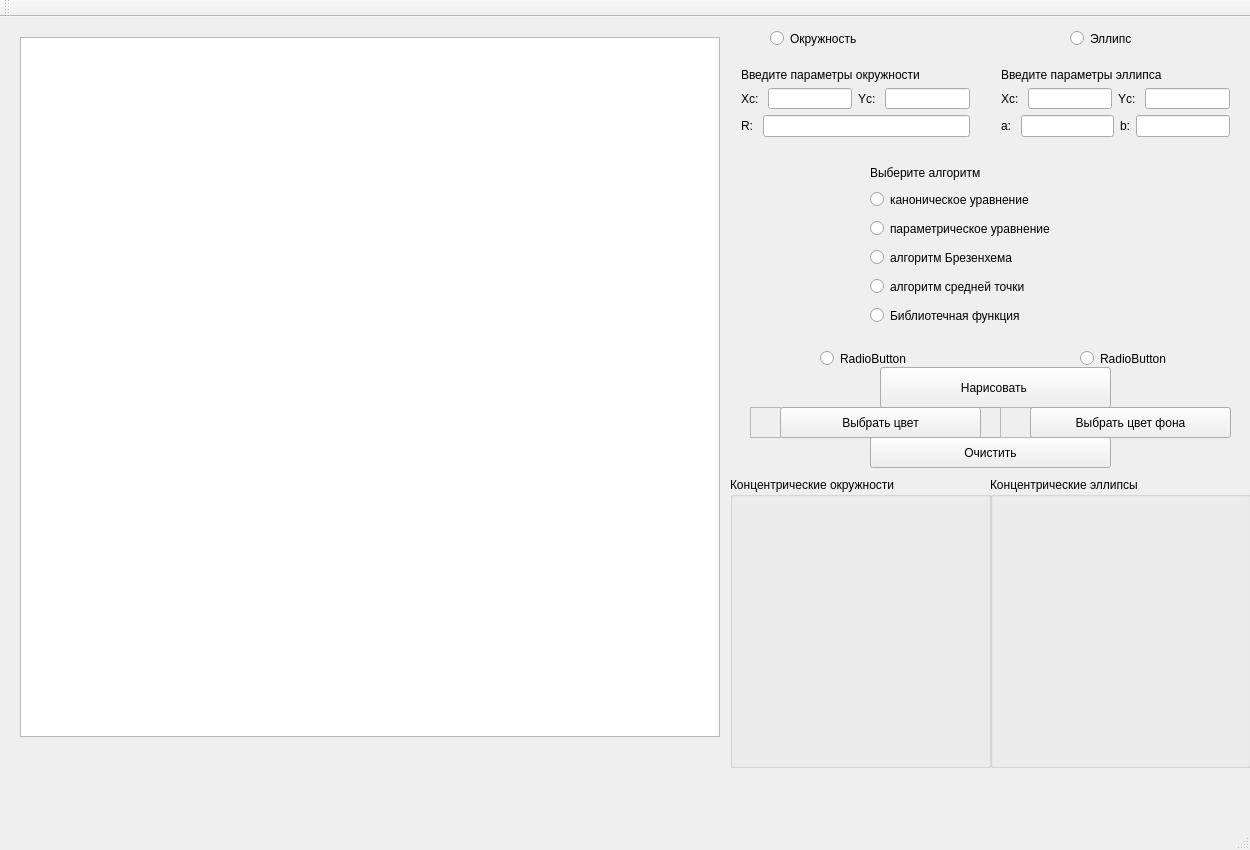
The window that grafics/graf4/mainwindow.ui (ansushina/sem4) describes before a commit, drawn with Qt 5.
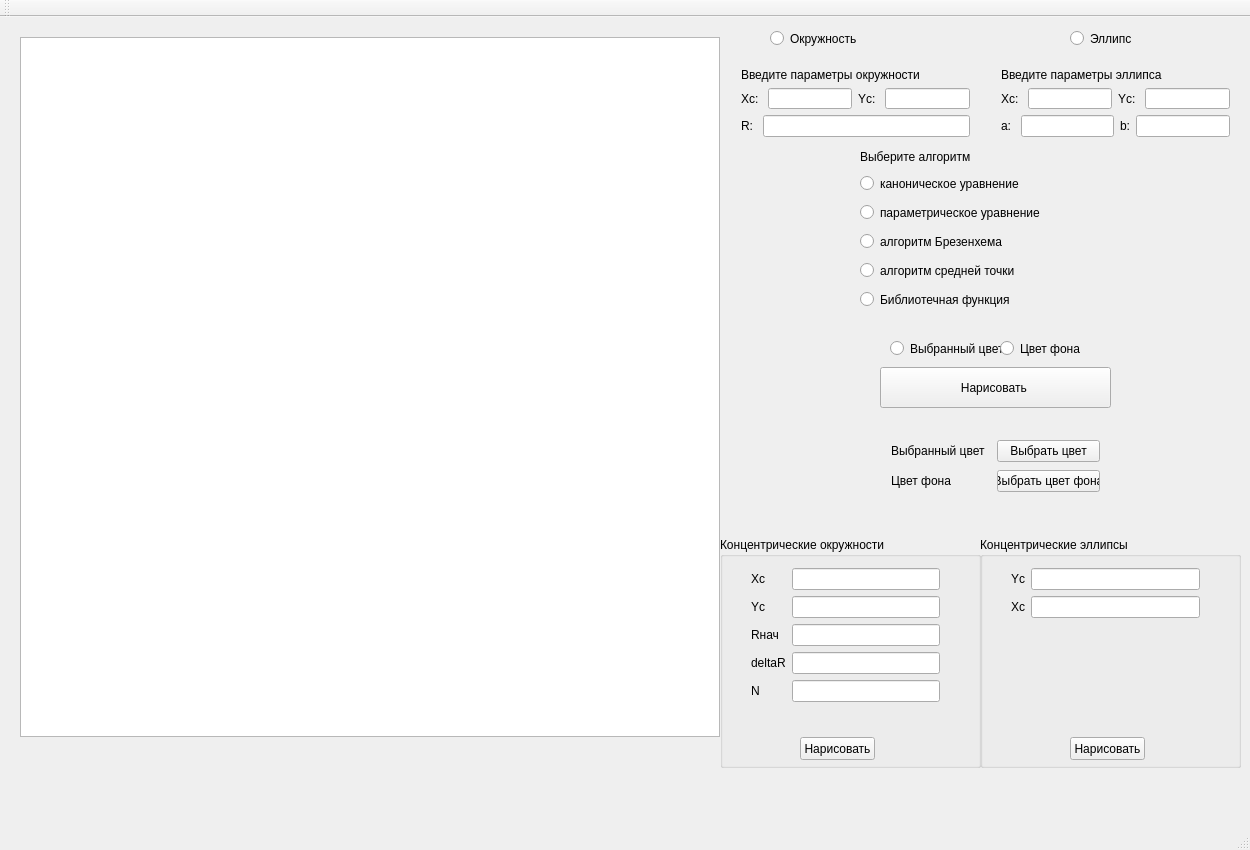
The same window after the commit.

Commit message: trying trying

```diff
--- a/grafics/graf4/mainwindow.ui
+++ b/grafics/graf4/mainwindow.ui
@@ -94,24 +94,11 @@
      <string>Нарисовать </string>
     </property>
    </widget>
-   <widget class="QPushButton" name="clear_button">
-    <property name="geometry">
-     <rect>
-      <x>870</x>
-      <y>420</y>
-      <width>241</width>
-      <height>31</height>
-     </rect>
-    </property>
-    <property name="text">
-     <string>Очистить</string>
-    </property>
-   </widget>
    <widget class="QLabel" name="label_5">
     <property name="geometry">
      <rect>
-      <x>870</x>
-      <y>146</y>
+      <x>860</x>
+      <y>130</y>
       <width>264</width>
       <height>19</height>
      </rect>
@@ -123,8 +110,8 @@
    <widget class="QRadioButton" name="radioButton_5">
     <property name="geometry">
      <rect>
-      <x>870</x>
-      <y>287</y>
+      <x>860</x>
+      <y>271</y>
       <width>264</width>
       <height>23</height>
      </rect>
@@ -139,8 +126,8 @@
    <widget class="QRadioButton" name="radioButton_3">
     <property name="geometry">
      <rect>
-      <x>870</x>
-      <y>229</y>
+      <x>860</x>
+      <y>213</y>
       <width>264</width>
       <height>23</height>
      </rect>
@@ -155,8 +142,8 @@
    <widget class="QRadioButton" name="radioButton_4">
     <property name="geometry">
      <rect>
-      <x>870</x>
-      <y>258</y>
+      <x>860</x>
+      <y>242</y>
       <width>264</width>
       <height>23</height>
      </rect>
@@ -171,8 +158,8 @@
    <widget class="QRadioButton" name="radioButton">
     <property name="geometry">
      <rect>
-      <x>870</x>
-      <y>171</y>
+      <x>860</x>
+      <y>155</y>
       <width>264</width>
       <height>23</height>
      </rect>
@@ -187,8 +174,8 @@
    <widget class="QRadioButton" name="radioButton_2">
     <property name="geometry">
      <rect>
-      <x>870</x>
-      <y>200</y>
+      <x>860</x>
+      <y>184</y>
       <width>264</width>
       <height>23</height>
      </rect>
@@ -299,101 +286,163 @@
      <string notr="true">buttonGroup</string>
     </attribute>
    </widget>
-   <widget class="QFrame" name="frame">
-    <property name="geometry">
-     <rect>
-      <x>750</x>
-      <y>390</y>
-      <width>31</width>
-      <height>31</height>
-     </rect>
-    </property>
-    <property name="frameShape">
-     <enum>QFrame::StyledPanel</enum>
-    </property>
-    <property name="frameShadow">
-     <enum>QFrame::Raised</enum>
-    </property>
-   </widget>
-   <widget class="QFrame" name="frame_2">
-    <property name="geometry">
-     <rect>
-      <x>1000</x>
-      <y>390</y>
-      <width>31</width>
-      <height>31</height>
-     </rect>
-    </property>
-    <property name="frameShape">
-     <enum>QFrame::StyledPanel</enum>
-    </property>
-    <property name="frameShadow">
-     <enum>QFrame::Raised</enum>
-    </property>
-   </widget>
-   <widget class="QPushButton" name="color_button">
-    <property name="geometry">
-     <rect>
-      <x>780</x>
-      <y>390</y>
-      <width>201</width>
-      <height>31</height>
-     </rect>
-    </property>
-    <property name="text">
-     <string>Выбрать цвет</string>
-    </property>
-   </widget>
-   <widget class="QPushButton" name="color_fon_button">
-    <property name="geometry">
-     <rect>
-      <x>1030</x>
-      <y>390</y>
-      <width>201</width>
-      <height>31</height>
-     </rect>
-    </property>
-    <property name="text">
-     <string>Выбрать цвет фона</string>
-    </property>
-   </widget>
    <widget class="QGroupBox" name="groupBox">
     <property name="geometry">
      <rect>
-      <x>730</x>
-      <y>460</y>
+      <x>720</x>
+      <y>520</y>
       <width>261</width>
-      <height>291</height>
+      <height>231</height>
      </rect>
     </property>
     <property name="title">
      <string>Концентрические окружности</string>
     </property>
+    <widget class="QPushButton" name="pushButton">
+     <property name="geometry">
+      <rect>
+       <x>80</x>
+       <y>200</y>
+       <width>75</width>
+       <height>23</height>
+      </rect>
+     </property>
+     <property name="text">
+      <string>Нарисовать</string>
+     </property>
+    </widget>
+    <widget class="QWidget" name="formLayoutWidget">
+     <property name="geometry">
+      <rect>
+       <x>20</x>
+       <y>20</y>
+       <width>211</width>
+       <height>181</height>
+      </rect>
+     </property>
+     <layout class="QFormLayout" name="formLayout">
+      <item row="0" column="0">
+       <widget class="QLabel" name="label_6">
+        <property name="text">
+         <string>Xc</string>
+        </property>
+       </widget>
+      </item>
+      <item row="0" column="1">
+       <widget class="QLineEdit" name="lineEdit"/>
+      </item>
+      <item row="1" column="1">
+       <widget class="QLineEdit" name="lineEdit_2"/>
+      </item>
+      <item row="1" column="0">
+       <widget class="QLabel" name="label_12">
+        <property name="text">
+         <string>Yc</string>
+        </property>
+       </widget>
+      </item>
+      <item row="2" column="1">
+       <widget class="QLineEdit" name="lineEdit_3"/>
+      </item>
+      <item row="2" column="0">
+       <widget class="QLabel" name="label_13">
+        <property name="text">
+         <string>Rнач</string>
+        </property>
+       </widget>
+      </item>
+      <item row="3" column="1">
+       <widget class="QLineEdit" name="lineEdit_4"/>
+      </item>
+      <item row="3" column="0">
+       <widget class="QLabel" name="label_14">
+        <property name="text">
+         <string>deltaR</string>
+        </property>
+       </widget>
+      </item>
+      <item row="4" column="1">
+       <widget class="QLineEdit" name="lineEdit_5"/>
+      </item>
+      <item row="4" column="0">
+       <widget class="QLabel" name="label_15">
+        <property name="text">
+         <string>N</string>
+        </property>
+       </widget>
+      </item>
+     </layout>
+    </widget>
    </widget>
    <widget class="QGroupBox" name="groupBox_2">
     <property name="geometry">
      <rect>
-      <x>990</x>
-      <y>460</y>
+      <x>980</x>
+      <y>520</y>
       <width>261</width>
-      <height>291</height>
+      <height>231</height>
      </rect>
     </property>
     <property name="title">
      <string>Концентрические эллипсы</string>
     </property>
+    <widget class="QPushButton" name="pushButton_2">
+     <property name="geometry">
+      <rect>
+       <x>90</x>
+       <y>200</y>
+       <width>75</width>
+       <height>23</height>
+      </rect>
+     </property>
+     <property name="text">
+      <string>Нарисовать</string>
+     </property>
+    </widget>
+    <widget class="QWidget" name="formLayoutWidget_2">
+     <property name="geometry">
+      <rect>
+       <x>20</x>
+       <y>20</y>
+       <width>211</width>
+       <height>181</height>
+      </rect>
+     </property>
+     <layout class="QFormLayout" name="formLayout_2">
+      <item row="0" column="0">
+       <widget class="QLabel" name="label_16">
+        <property name="text">
+         <string>Yc</string>
+        </property>
+       </widget>
+      </item>
+      <item row="0" column="1">
+       <widget class="QLineEdit" name="lineEdit_6"/>
+      </item>
+      <item row="1" column="1">
+       <widget class="QLineEdit" name="lineEdit_7"/>
+      </item>
+      <item row="1" column="0">
+       <widget class="QLabel" name="label_17">
+        <property name="text">
+         <string>Xc</string>
+        </property>
+       </widget>
+      </item>
+     </layout>
+    </widget>
    </widget>
    <widget class="QRadioButton" name="radioButton_norm">
     <property name="geometry">
      <rect>
-      <x>820</x>
-      <y>330</y>
+      <x>890</x>
+      <y>320</y>
       <width>112</width>
       <height>23</height>
      </rect>
     </property>
     <property name="text">
-     <string>RadioButton</string>
+     <string>Выбранный цвет</string>
     </property>
     <attribute name="buttonGroup">
      <string notr="true">buttonGroup_3</string>
@@ -402,19 +451,79 @@
    <widget class="QRadioButton" name="radioButton_fon">
     <property name="geometry">
      <rect>
-      <x>1080</x>
-      <y>330</y>
+      <x>1000</x>
+      <y>320</y>
       <width>112</width>
       <height>23</height>
      </rect>
     </property>
     <property name="text">
-     <string>RadioButton</string>
+     <string>Цвет фона</string>
     </property>
     <attribute name="buttonGroup">
      <string notr="true">buttonGroup_3</string>
     </attribute>
    </widget>
+   <widget class="QWidget" name="gridLayoutWidget">
+    <property name="geometry">
+     <rect>
+      <x>880</x>
+      <y>410</y>
+      <width>231</width>
+      <height>80</height>
+     </rect>
+    </property>
+    <layout class="QGridLayout" name="gridLayout">
+     <item row="0" column="2">
+      <widget class="QPushButton" name="color_button">
+       <property name="text">
+        <string>Выбрать цвет</string>
+       </property>
+      </widget>
+     </item>
+     <item row="0" column="0">
+      <widget class="QLabel" name="label_18">
+       <property name="text">
+        <string>Выбранный цвет</string>
+       </property>
+      </widget>
+     </item>
+     <item row="0" column="1">
+      <widget class="QFrame" name="frame">
+       <property name="frameShape">
+        <enum>QFrame::StyledPanel</enum>
+       </property>
+       <property name="frameShadow">
+        <enum>QFrame::Raised</enum>
+       </property>
+      </widget>
+     </item>
+     <item row="1" column="0">
+      <widget class="QLabel" name="label_19">
+       <property name="text">
+        <string>Цвет фона</string>
+       </property>
+      </widget>
+     </item>
+     <item row="1" column="1">
+      <widget class="QFrame" name="frame_3">
+       <property name="frameShape">
+        <enum>QFrame::StyledPanel</enum>
+       </property>
+       <property name="frameShadow">
+        <enum>QFrame::Raised</enum>
+       </property>
+      </widget>
+     </item>
+     <item row="1" column="2">
+      <widget class="QPushButton" name="color_fon_button_2">
+       <property name="text">
+        <string>Выбрать цвет фона</string>
+       </property>
+      </widget>
+     </item>
+    </layout>
+   </widget>
   </widget>
   <widget class="QMenuBar" name="menuBar">
    <property name="geometry">
```
Left out of the diff: 2 changed lines with no effect on the pictures. The commit also changes 2 other files.
